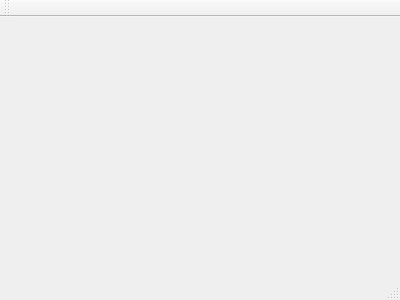
darkmattercoder/plcanalyzer, file mainwindow.ui: the form before one commit.
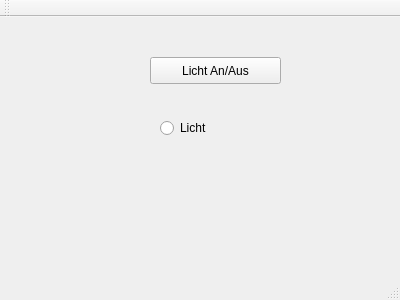
The form after the commit.

The edit to the form file:
```diff
--- a/mainwindow.ui
+++ b/mainwindow.ui
@@ -12,13 +12,55 @@
   <property name="windowTitle" >
    <string>MainWindow</string>
   </property>
-  <widget class="QMenuBar" name="menuBar" />
-  <widget class="QToolBar" name="mainToolBar" />
-  <widget class="QWidget" name="centralWidget" />
-  <widget class="QStatusBar" name="statusBar" />
+  <widget class="QWidget" name="centralWidget">
+   <widget class="QPushButton" name="pushButton">
+    <property name="geometry">
+     <rect>
+      <x>150</x>
+      <y>40</y>
+      <width>131</width>
+      <height>27</height>
+     </rect>
+    </property>
+    <property name="text">
+     <string>Licht An/Aus</string>
+    </property>
+   </widget>
+   <widget class="QRadioButton" name="radioButton">
+    <property name="geometry">
+     <rect>
+      <x>160</x>
+      <y>100</y>
+      <width>116</width>
+      <height>22</height>
+     </rect>
+    </property>
+    <property name="text">
+     <string>Licht</string>
+    </property>
+   </widget>
+  </widget>
+  <widget class="QMenuBar" name="menuBar">
+   <property name="geometry">
+    <rect>
+     <x>0</x>
+     <y>0</y>
+     <width>400</width>
+     <height>25</height>
+    </rect>
+   </property>
+  </widget>
+  <widget class="QToolBar" name="mainToolBar">
+   <attribute name="toolBarArea">
+    <enum>TopToolBarArea</enum>
+   </attribute>
+   <attribute name="toolBarBreak">
+    <bool>false</bool>
+   </attribute>
+  </widget>
+  <widget class="QStatusBar" name="statusBar"/>
  </widget>
- <layoutDefault spacing="6" margin="11" />
- <pixmapfunction></pixmapfunction>
+ <layoutdefault spacing="6" margin="11"/>
  <resources/>
  <connections/>
 </ui>
```
Left out of the diff: 26 changed lines with no effect on the pictures.
